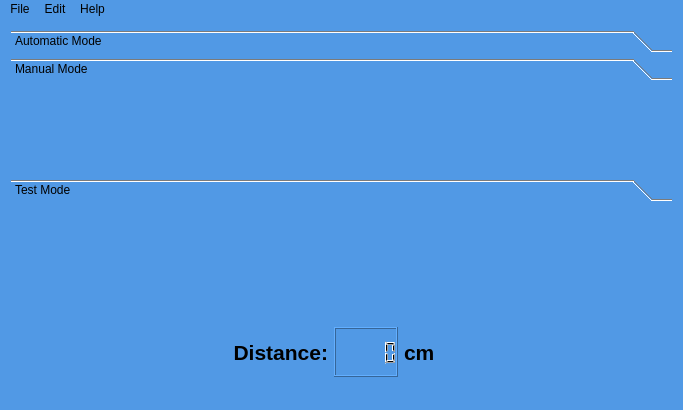
Before: the Qt Designer form testBrowser/mainwindow.ui in Edewin/Gauge_Browser, drawn with Qt 5.
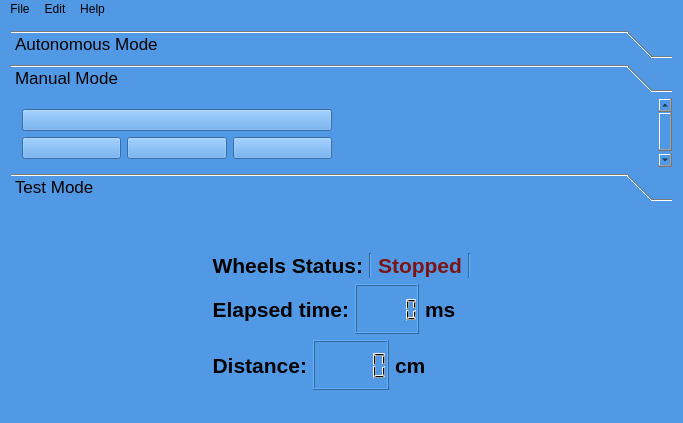
After: the same form once the commit is applied. The open tabs and pages were chosen to show the change. Icons and pictures are not drawn. Custom widgets are drawn as their Qt base class.

The edit to the form file:
```diff
--- a/testBrowser/mainwindow.ui
+++ b/testBrowser/mainwindow.ui
@@ -7,7 +7,7 @@
     <x>0</x>
     <y>0</y>
     <width>683</width>
-    <height>410</height>
+    <height>423</height>
    </rect>
   </property>
   <property name="windowTitle">
@@ -27,9 +27,14 @@
       <property name="maximumSize">
        <size>
         <width>16777215</width>
-        <height>200</height>
+        <height>300</height>
        </size>
       </property>
+      <property name="font">
+       <font>
+        <pointsize>13</pointsize>
+       </font>
+      </property>
       <property name="currentIndex">
        <number>0</number>
       </property>
@@ -43,7 +48,7 @@
         </rect>
        </property>
        <attribute name="label">
-        <string>Automatic Mode</string>
+        <string>Autonomous Mode</string>
        </attribute>
       </widget>
       <widget class="QWidget" name="page_2">
@@ -51,13 +56,126 @@
         <rect>
          <x>0</x>
          <y>0</y>
-         <width>100</width>
-         <height>30</height>
+         <width>792</width>
+         <height>120</height>
         </rect>
        </property>
        <attribute name="label">
         <string>Manual Mode</string>
        </attribute>
+       <layout class="QVBoxLayout" name="verticalLayout_4">
+        <item>
+         <layout class="QHBoxLayout" name="horizontalLayout_5">
+          <item>
+           <layout class="QVBoxLayout" name="verticalLayout_3">
+            <item>
+             <widget class="QPushButton" name="pushButton_Up">
+              <property name="text">
+               <string/>
+              </property>
+              <property name="icon">
+               <iconset resource="imgs.qrc">
+                <normaloff>:/images/imgs/Arrow-Up.png</normaloff>:/images/imgs/Arrow-Up.png</iconset>
+              </property>
+              <property name="iconSize">
+               <size>
+                <width>30</width>
+                <height>30</height>
+               </size>
+              </property>
+              <property name="shortcut">
+               <string>W</string>
+              </property>
+             </widget>
+            </item>
+            <item>
+             <layout class="QHBoxLayout" name="horizontalLayout_4">
+              <item>
+               <widget class="QPushButton" name="pushButton_Left">
+                <property name="text">
+                 <string/>
+                </property>
+                <property name="icon">
+                 <iconset resource="imgs.qrc">
+                  <normaloff>:/images/imgs/left.png</normaloff>:/images/imgs/left.png</iconset>
+                </property>
+                <property name="iconSize">
+                 <size>
+                  <width>30</width>
+                  <height>30</height>
+                 </size>
+                </property>
+                <property name="shortcut">
+                 <string>A</string>
+                </property>
+               </widget>
+              </item>
+              <item>
+               <widget class="QPushButton" name="pushButton_Left_2">
+                <property name="text">
+                 <string/>
+                </property>
+                <property name="icon">
+                 <iconset resource="imgs.qrc">
+                  <normaloff>:/images/imgs/Arrow-Down.png</normaloff>:/images/imgs/Arrow-Down.png</iconset>
+                </property>
+                <property name="iconSize">
+                 <size>
+                  <width>30</width>
+                  <height>30</height>
+                 </size>
+                </property>
+                <property name="shortcut">
+                 <string>S</string>
+                </property>
+               </widget>
+              </item>
+              <item>
+               <widget class="QPushButton" name="pushButton_Right">
+                <property name="text">
+                 <string/>
+                </property>
+                <property name="icon">
+                 <iconset resource="imgs.qrc">
+                  <normaloff>:/images/imgs/right.png</normaloff>:/images/imgs/right.png</iconset>
+                </property>
+                <property name="iconSize">
+                 <size>
+                  <width>30</width>
+                  <height>30</height>
+                 </size>
+                </property>
+                <property name="shortcut">
+                 <string>D</string>
+                </property>
+               </widget>
+              </item>
+             </layout>
+            </item>
+           </layout>
+          </item>
+          <item>
+           <widget class="QLabel" name="label_5">
+            <property name="maximumSize">
+             <size>
+              <width>16777215</width>
+              <height>100</height>
+             </size>
+            </property>
+            <property name="text">
+             <string/>
+            </property>
+            <property name="pixmap">
+             <pixmap resource="imgs.qrc">:/images/imgs/logo_evo.png</pixmap>
+            </property>
+            <property name="scaledContents">
+             <bool>true</bool>
+            </property>
+           </widget>
+          </item>
+         </layout>
+        </item>
+       </layout>
       </widget>
       <widget class="QWidget" name="page_3">
        <property name="geometry">
@@ -93,11 +211,7 @@
     <item>
      <layout class="QHBoxLayout" name="horizontalLayout">
       <item>
-       <widget class="QcGaugeWidget" name="rotation" native="true">
-        <property name="toolTip">
-         <string>&lt;html&gt;&lt;head/&gt;&lt;body&gt;&lt;p&gt;&lt;br/&gt;&lt;/p&gt;&lt;/body&gt;&lt;/html&gt;</string>
-        </property>
-       </widget>
+       <widget class="QcGaugeWidget" name="rotation" native="true"/>
       </item>
       <item>
        <layout class="QVBoxLayout" name="verticalLayout">
@@ -127,6 +241,123 @@
           </property>
          </spacer>
         </item>
+        <item>
+         <layout class="QHBoxLayout" name="horizontalLayout_7">
+          <item>
+           <widget class="QLabel" name="label_6">
+            <property name="font">
+             <font>
+              <pointsize>16</pointsize>
+              <weight>75</weight>
+              <bold>true</bold>
+             </font>
+            </property>
+            <property name="text">
+             <string>Wheels Status:</string>
+            </property>
+            <property name="alignment">
+             <set>Qt::AlignRight|Qt::AlignTrailing|Qt::AlignVCenter</set>
+            </property>
+           </widget>
+          </item>
+          <item>
+           <widget class="Line" name="line_2">
+            <property name="orientation">
+             <enum>Qt::Vertical</enum>
+            </property>
+           </widget>
+          </item>
+          <item>
+           <widget class="QLabel" name="label_7">
+            <property name="font">
+             <font>
+              <pointsize>16</pointsize>
+              <weight>75</weight>
+              <bold>true</bold>
+             </font>
+            </property>
+            <property name="styleSheet">
+             <string notr="true">
+color: rgb(124, 20, 20);</string>
+            </property>
+            <property name="text">
+             <string>Stopped</string>
+            </property>
+            <property name="alignment">
+             <set>Qt::AlignCenter</set>
+            </property>
+           </widget>
+          </item>
+          <item>
+           <widget class="Line" name="line">
+            <property name="orientation">
+             <enum>Qt::Vertical</enum>
+            </property>
+           </widget>
+          </item>
+         </layout>
+        </item>
+        <item>
+         <layout class="QHBoxLayout" name="horizontalLayout_3">
+          <item>
+           <widget class="QLabel" name="label_3">
+            <property name="font">
+             <font>
+              <pointsize>16</pointsize>
+              <weight>75</weight>
+              <bold>true</bold>
+             </font>
+            </property>
+            <property name="text">
+             <string>Elapsed time:</string>
+            </property>
+            <property name="alignment">
+             <set>Qt::AlignRight|Qt::AlignTrailing|Qt::AlignVCenter</set>
+            </property>
+            <property name="wordWrap">
+             <bool>true</bool>
+            </property>
+           </widget>
+          </item>
+          <item>
+           <widget class="QLCDNumber" name="lcdNumber_2">
+            <property name="minimumSize">
+             <size>
+              <width>0</width>
+              <height>50</height>
+             </size>
+            </property>
+            <property name="font">
+             <font>
+              <pointsize>10</pointsize>
+              <weight>75</weight>
+              <bold>true</bold>
+             </font>
+            </property>
+            <property name="toolTip">
+             <string>&lt;html&gt;&lt;head/&gt;&lt;body&gt;&lt;p&gt;Distance traveled&lt;/p&gt;&lt;/body&gt;&lt;/html&gt;</string>
+            </property>
+            <property name="whatsThis">
+             <string>&lt;html&gt;&lt;head/&gt;&lt;body&gt;&lt;p&gt;Distance traveled.&lt;/p&gt;&lt;/body&gt;&lt;/html&gt;</string>
+            </property>
+           </widget>
+          </item>
+          <item>
+           <widget class="QLabel" name="label_4">
+            <property name="font">
+             <font>
+              <pointsize>16</pointsize>
+              <weight>75</weight>
+              <bold>true</bold>
+             </font>
+            </property>
+            <property name="text">
+             <string>ms</string>
+            </property>
+           </widget>
+          </item>
+         </layout>
+        </item>
         <item>
          <layout class="QHBoxLayout" name="horizontalLayout_2">
           <item>
```
Left out of the diff: 153 changed lines with no effect on the pictures.
